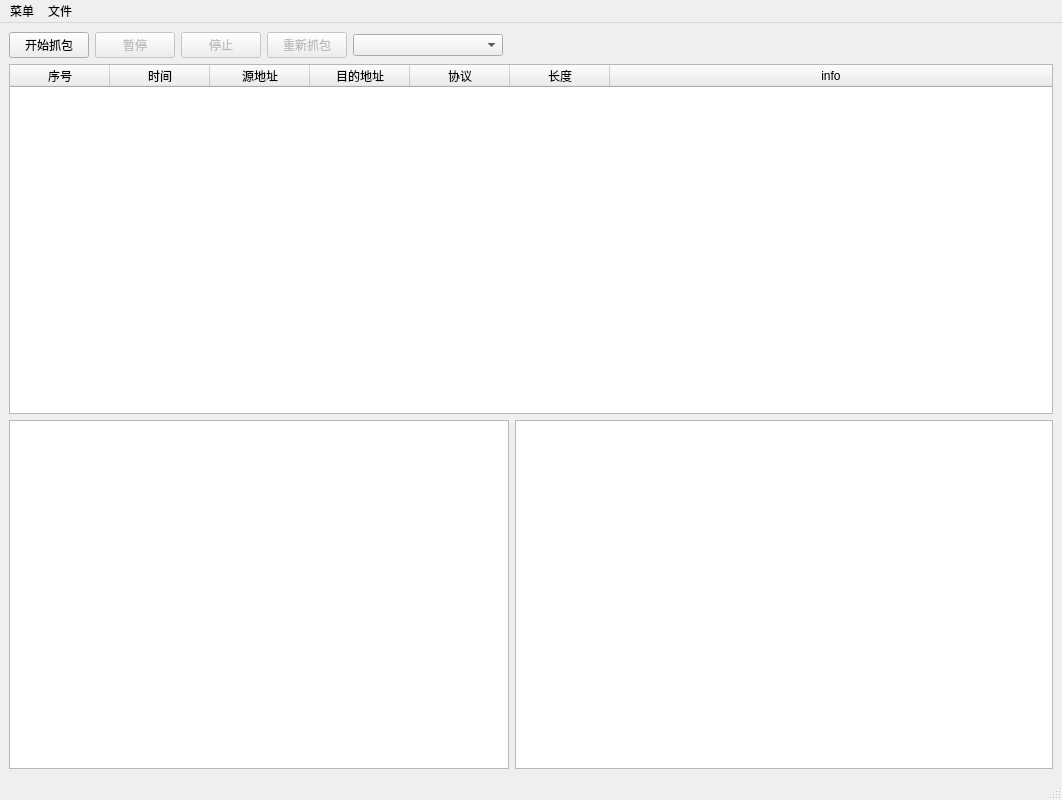
This is MainWindow.ui in CryingCarp/Sniffer as Qt 5 draws it before an edit. The edited form follows.
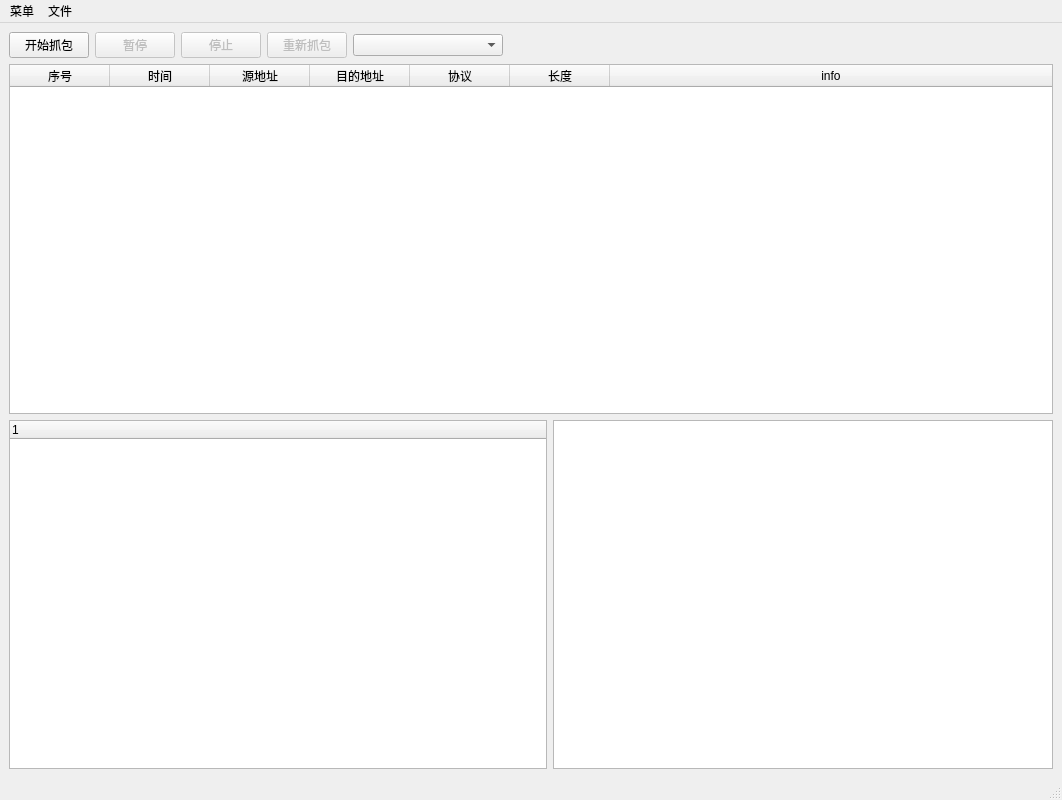
This is the edited form.

Commit message: UI更新

```diff
--- a/MainWindow.ui
+++ b/MainWindow.ui
@@ -35,22 +35,6 @@
    <layout class="QHBoxLayout" name="horizontalLayout_2">
     <item>
      <layout class="QGridLayout" name="gridLayout">
-      <item row="4" column="0">
-       <widget class="QTextBrowser" name="packet_browser">
-        <property name="sizePolicy">
-         <sizepolicy hsizetype="Preferred" vsizetype="Expanding">
-          <horstretch>0</horstretch>
-          <verstretch>0</verstretch>
-         </sizepolicy>
-        </property>
-        <property name="minimumSize">
-         <size>
-          <width>500</width>
-          <height>300</height>
-         </size>
-        </property>
-       </widget>
-      </item>
       <item row="1" column="0" colspan="3">
        <widget class="QTableWidget" name="captured_view">
         <property name="enabled">
@@ -230,6 +214,18 @@
         </property>
        </widget>
       </item>
+      <item row="4" column="0">
+       <widget class="QTreeWidget" name="treeWidget">
+        <property name="autoFillBackground">
+         <bool>false</bool>
+        </property>
+        <column>
+         <property name="text">
+          <string notr="true">1</string>
+         </property>
+        </column>
+       </widget>
+      </item>
      </layout>
     </item>
    </layout>
```
The commit also changes 1 other file.
